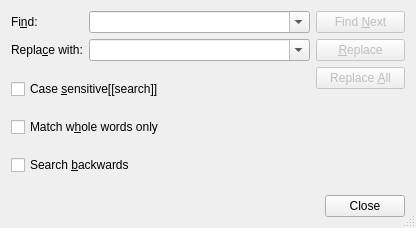
The window that src/frontends/qt/ui/SearchUi.ui (cburschka/lyx) describes before a commit, drawn with Qt 5.
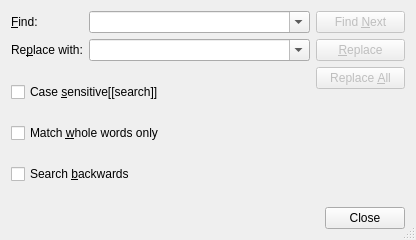
The same window after the commit.

Commit message: Resolve accelerator conflicts

Patch:
```diff
--- a/src/frontends/qt/ui/SearchUi.ui
+++ b/src/frontends/qt/ui/SearchUi.ui
@@ -7,7 +7,7 @@
     <x>0</x>
     <y>0</y>
     <width>416</width>
-    <height>228</height>
+    <height>240</height>
    </rect>
   </property>
   <property name="sizePolicy">
@@ -30,7 +30,7 @@
        <item row="0" column="0">
         <widget class="QLabel" name="findLA">
          <property name="text">
-          <string>Fi&amp;nd:</string>
+          <string>&amp;Find:</string>
          </property>
          <property name="buddy">
           <cstring>findCO</cstring>
@@ -65,7 +65,7 @@
        <item row="1" column="0">
         <widget class="QLabel" name="replaceLA">
          <property name="text">
-          <string>Repla&amp;ce with:</string>
+          <string>Re&amp;place with:</string>
          </property>
          <property name="buddy">
           <cstring>replaceCO</cstring>
@@ -131,7 +131,7 @@
        <item>
         <widget class="QCheckBox" name="wordsCB">
          <property name="text">
-          <string>Match w&amp;hole words only</string>
+          <string>Match &amp;whole words only</string>
          </property>
         </widget>
        </item>
```
